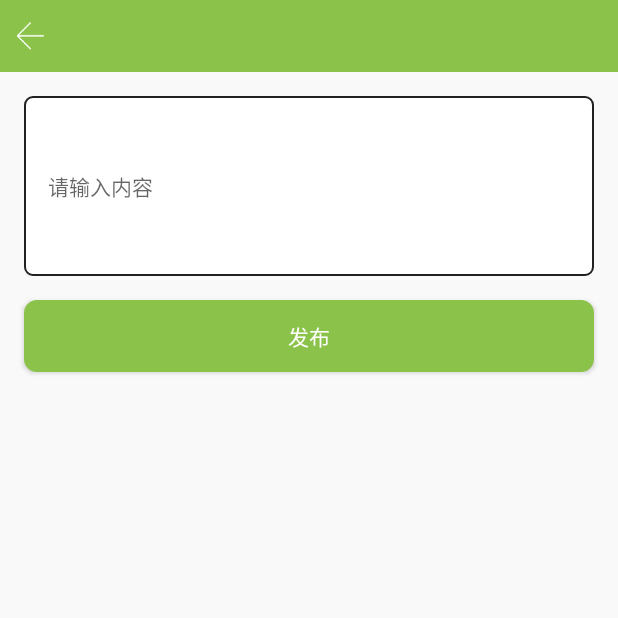
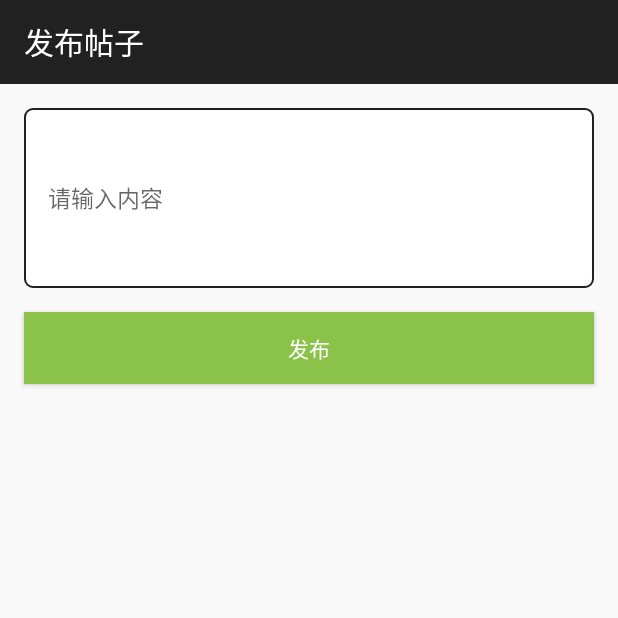
Before and after one commit to jmFang/TutorialApp, an Android app: the PublishPostActivity screen opened directly, with no data from a screen before it, on a phone screen of 412 x 824 dp, the top half of it. Run offline under Robolectric (Android 15) with nearby library versions, the phone set to English and light mode, and no system bars; our stand-ins replace ButterKnife, EventBus; libraries missing offline, so code that uses them is left out: cn.bmob.newim, cn.bmob.v3, com.orhanobut.logger, rx.functions.

Commit message:
solve conflict

```diff
--- a/app/src/main/java/com/example/jiamoufang/tutorialapp/model/UserModel.java
+++ b/app/src/main/java/com/example/jiamoufang/tutorialapp/model/UserModel.java
@@ -145,7 +145,7 @@ public class UserModel extends BaseModel {
             e.printStackTrace();
         }
 
-        query.addWhereContains("username", username);
+        query.addWhereEqualTo("username", username);
         query.setLimit(limit);
         /*按注册时间先后排序*/
         query.order("-createdAt");
--- a/app/src/main/java/com/example/jiamoufang/tutorialapp/ui/activities/PublishPostActivity.java
+++ b/app/src/main/java/com/example/jiamoufang/tutorialapp/ui/activities/PublishPostActivity.java
@@ -20,11 +20,14 @@ import com.example.jiamoufang.tutorialapp.share.presenter.PublishPostPresenter;
 import com.example.jiamoufang.tutorialapp.share.view.PostDetailsView;
 import com.example.jiamoufang.tutorialapp.share.view.PublishPostView;
 import com.example.jiamoufang.tutorialapp.ui.base.BaseActivity;
-import com.example.jiamoufang.tutorialapp.ui.base.ParentWithNaviActivity;
 import com.example.jiamoufang.tutorialapp.utils.BmobUtils;
 
-public class PublishPostActivity extends ParentWithNaviActivity implements PublishPostView {
+public class PublishPostActivity extends BaseActivity implements PublishPostView {
 
+
+
+    @Bind(R.id.tool_bar)
+    Toolbar mToolBar;
     @Bind(R.id.btn_publish)
     Button mBtnPublish;
     @Bind(R.id.edt_post_content)
@@ -35,14 +38,11 @@ public class PublishPostActivity extends ParentWithNaviActivity implements Publi
     protected void onCreate(@Nullable Bundle savedInstanceState) {
         super.onCreate(savedInstanceState);
         setContentView(R.layout.activity_publish_post);
-        initNaviView();
         ButterKnife.bind(this);
+        mToolBar.setTitle("发布帖子");
+        mToolBar.setTitleTextColor(ContextCompat.getColor(this, R.color.white));
+        mToolBar.setBackgroundColor(ContextCompat.getColor(this, R.color.color_theme));
         mPublishPostPresenter = new PublishPostPresenter(this);
-    }
-
-    @Override
-    protected String title() {
-        return null;
     }
 
     @OnClick(R.id.btn_publish)
--- a/app/src/main/java/com/example/jiamoufang/tutorialapp/ui/base/ParentWithNaviActivity.java
+++ b/app/src/main/java/com/example/jiamoufang/tutorialapp/ui/base/ParentWithNaviActivity.java
@@ -5,8 +5,6 @@ import android.content.Intent;
 import android.graphics.drawable.BitmapDrawable;
 import android.graphics.drawable.Drawable;
 import android.os.Bundle;
-import android.support.annotation.Nullable;
-import android.util.Log;
 import android.view.View;
 import android.view.textservice.TextInfo;
 import android.widget.ImageView;
@@ -14,7 +12,6 @@ import android.widget.TextView;
 
 import com.example.jiamoufang.tutorialapp.R;
 import com.example.jiamoufang.tutorialapp.model.bean.User;
-import com.example.jiamoufang.tutorialapp.utils.ActivityCollector;
 
 import cn.bmob.v3.BmobUser;
 import cn.bmob.v3.socketio.callback.StringCallback;
@@ -27,17 +24,9 @@ import cn.bmob.v3.socketio.callback.StringCallback;
  */
 
 public abstract class ParentWithNaviActivity extends BaseActivity {
-
-    @Override
-    protected void onCreate(@Nullable Bundle savedInstanceState) {
-        super.onCreate(savedInstanceState);
-        Log.d("ParentWithNaviActivity", getClass().getSimpleName());
-        ActivityCollector.getInstance().addActivity(this);
-    }
-
     /*
-        * 接口封装
-        * */
+    * 接口封装
+    * */
     public interface ToolBarListener {
         void clickLeft();
         void clickRight();
--- a/app/src/main/java/com/example/jiamoufang/tutorialapp/ui/fragment/ConversationFragment.java
+++ b/app/src/main/java/com/example/jiamoufang/tutorialapp/ui/fragment/ConversationFragment.java
@@ -59,7 +59,7 @@ public class ConversationFragment extends ParentWithNaviFragment {
     * */
     @Override
     protected String title() {
-        return null;
+        return "会话";
     }
     /*
     * 只需要添加right控件，right控件的点击事件是
--- a/app/src/main/java/com/example/jiamoufang/tutorialapp/ui/fragment/MySettingsFragment.java
+++ b/app/src/main/java/com/example/jiamoufang/tutorialapp/ui/fragment/MySettingsFragment.java
@@ -128,7 +128,7 @@ public class MySettingsFragment  extends ParentWithNaviFragment{
     * */
     @Override
     protected String title() {
-        return null;
+        return "我的";
     }
 
     /*
--- a/app/src/main/java/com/example/jiamoufang/tutorialapp/ui/fragment/ShareFragment.java
+++ b/app/src/main/java/com/example/jiamoufang/tutorialapp/ui/fragment/ShareFragment.java
@@ -131,7 +131,7 @@ public class ShareFragment extends ParentWithNaviFragment implements ShowPostVie
 
     @Override
     protected String title() {
-        return null;
+        return "学圈";
     }
 
     @Override
--- a/app/src/main/res/layout/activity_publish_post.xml
+++ b/app/src/main/res/layout/activity_publish_post.xml
@@ -9,8 +9,12 @@
     tools:context="com.example.jiamoufang.tutorialapp.ui.activities.PublishPostActivity">
 
 
-    <include layout="@layout/include_navi"/>
+    <android.support.v7.widget.Toolbar
+        android:layout_width="match_parent"
+        android:id="@id/tool_bar"
+        android:layout_height="wrap_content">
 
+    </android.support.v7.widget.Toolbar>
 
     <EditText
         android:id="@+id/edt_post_content"
@@ -23,13 +27,13 @@
         android:hint="请输入内容"
         android:paddingLeft="16sp"
         android:textColor="#B4B4B4"
-        android:textSize="14sp"/>
+        android:textSize="15sp"/>
 
 
     <Button
 
         android:id="@+id/btn_publish"
-        android:background="@drawable/bt_logout_shap"
+        android:background="@color/colorPrimary"
         android:textColor="@android:color/white"
         android:layout_width="match_parent"
         android:layout_height="wrap_content"
```
Also changed, not shown: app/src/main/java/com/example/jiamoufang/tutorialapp/ui/activities/MainActivity.java (+3 -4 lines), app/src/main/java/com/example/jiamoufang/tutorialapp/ui/activities/OrderDetailActivity.java (+1 -8 lines), app/src/main/java/com/example/jiamoufang/tutorialapp/ui/activities/PostDetailsActivity.java (+8 -7 lines), app/src/main/java/com/example/jiamoufang/tutorialapp/ui/activities/QueryTeacherBySubjectActivity.java (+1 -8 lines), app/src/main/java/com/example/jiamoufang/tutorialapp/utils/ActivityCollector.java (deleted, +0 -65 lines), app/src/main/res/drawable/circle2.xml (+4 -4 lines), app/src/main/res/layout/activity_main.xml (+2 -9 lines), app/src/main/res/layout/activity_order_detail.xml (+1 -11 lines), app/src/main/res/layout/activity_post_details.xml (+4 -5 lines), app/src/main/res/layout/activity_query_teacher_by_subject.xml (+0 -10 lines).
